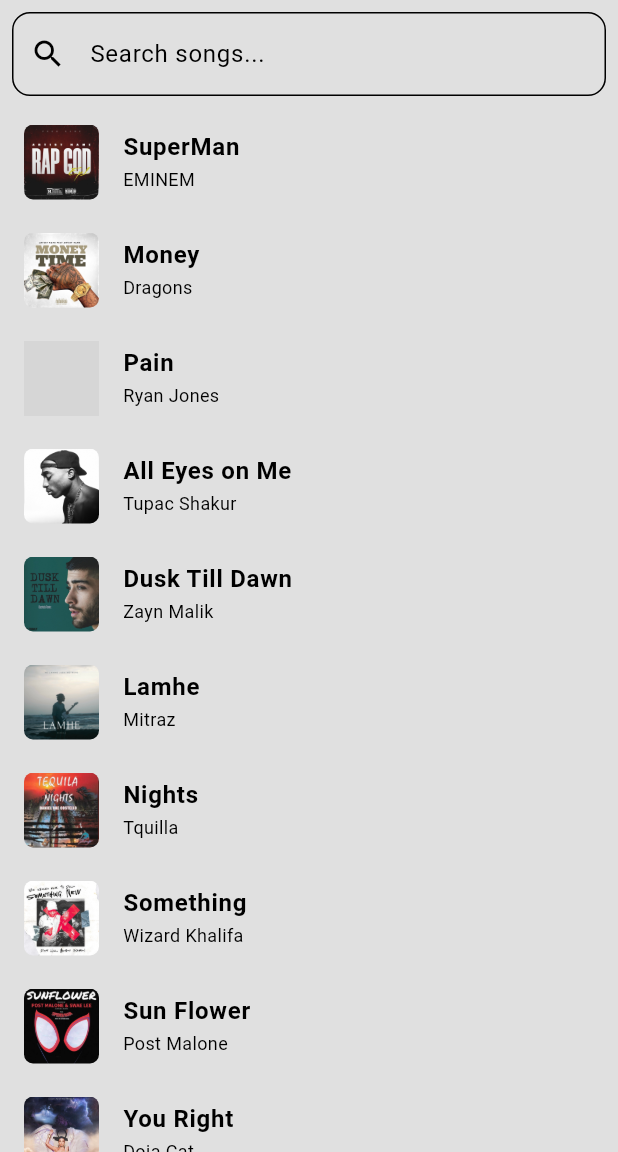
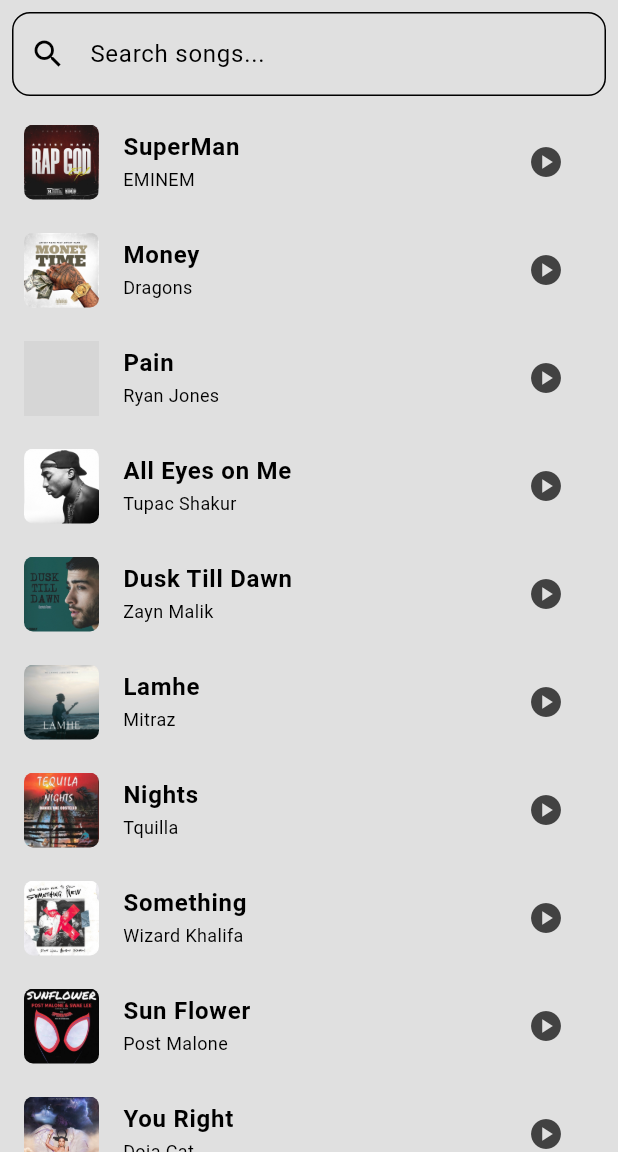
Before and after one commit to shahzeb2002/Music-Player, a Flutter app: the screen it shows after launch, on a phone screen of 412 x 824 dp, the part 84-1236 px from its top. Run offline on Flutter 3.47's test engine with Material 3 defaults, Android fonts, the light colour scheme and no system bars; our stand-ins replace audioplayers, google_fonts; Roboto replaces fonts that are missing (Aboreto); grey boxes are pictures that could not be loaded.

Commit message:
floating action button

```diff
--- a/lib/pages/SongPage.dart
+++ b/lib/pages/SongPage.dart
@@ -147,7 +147,6 @@
                       ),
                       SizedBox(width: 20,),
 
-
                       //play pause
                       Expanded(
                           flex: 2,
--- a/lib/pages/home_page.dart
+++ b/lib/pages/home_page.dart
@@ -49,6 +49,7 @@
         centerTitle: true,
         backgroundColor: Theme.of(context).colorScheme.secondary,
       ),
+
       drawer: MyDrawer(),
       body: Consumer<PlayListProvider>(
         builder: (context, value, child) {
@@ -90,6 +91,24 @@
                           child: ClipRRect(
                             borderRadius: BorderRadius.circular(6),
                               child: Image.asset(song.alburmArtImagePath,fit: BoxFit.cover,))),
+
+                      trailing: Consumer<PlayListProvider>(builder: (context, value, child) {
+                        final isCurrentSong=value.currentSongIndex ==index;
+                        final isPlaying=value.isPlaying &&isCurrentSong;
+                        return IconButton(
+                            onPressed: () {
+                              if(isCurrentSong){
+                                value.pauseOrResume();
+                              }else{
+                                value.currentSongIndex=index;
+                                value.play();
+                              }
+
+                        }, icon: Icon(isPlaying?Icons.pause_circle:Icons.play_circle,
+                          color: isPlaying?Colors.green:Colors.grey.shade800));
+
+                      },),
+
                       onTap: () => goToSong(index),
                     );
                   },
@@ -99,6 +118,23 @@
           );
         }
       ),
+      floatingActionButton: Consumer<PlayListProvider>(
+        builder: (context, player, child) {
+          // only show FAB when a song is selected
+          if (player.currentSongIndex == null) return const SizedBox.shrink();
+          return FloatingActionButton(
+            onPressed: () {
+              player.pauseOrResume(); // hide mini-player
+            },
+            child:  Icon(player.isPlaying ? Icons.pause : Icons.play_arrow,
+              color: Colors.white,
+              size: 32,
+            ),
+          );
+        },
+      ),
+      floatingActionButtonLocation: FloatingActionButtonLocation.endContained,
+
 
     );
   }
```
